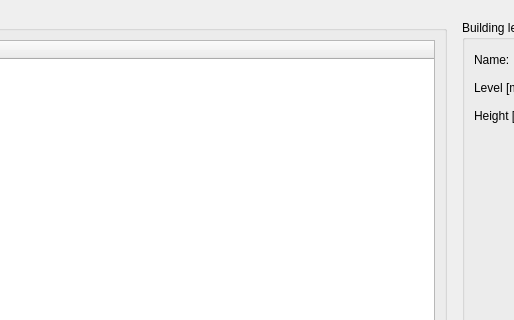
Above: SIM-VICUS/src/SVFloorManagerWidget.ui from ghorwin/SIM-VICUS before the change; both pictures show x 244 to 758 and y 0 to 320 of the 1387 by 559 pixel window. Below: the same form after it.
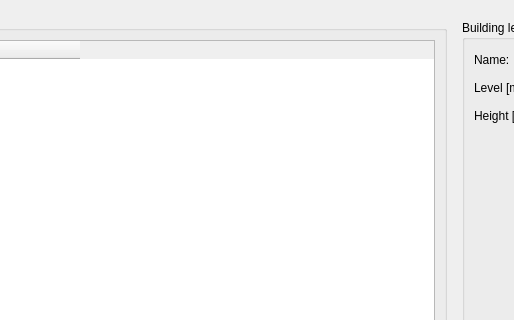
That is the form after the change. The open tabs and pages were chosen to show the change. Icons and pictures are not drawn.

Commit message: Resizing of columns

```diff
--- a/SIM-VICUS/src/SVFloorManagerWidget.ui
+++ b/SIM-VICUS/src/SVFloorManagerWidget.ui
@@ -28,6 +28,9 @@
         <property name="columnCount">
          <number>3</number>
         </property>
+        <attribute name="headerStretchLastSection">
+         <bool>false</bool>
+        </attribute>
         <column>
          <property name="text">
           <string notr="true">1</string>
```
Left out of the diff: 2 changed lines with no effect on the pictures. The commit also changes 2 other files.
